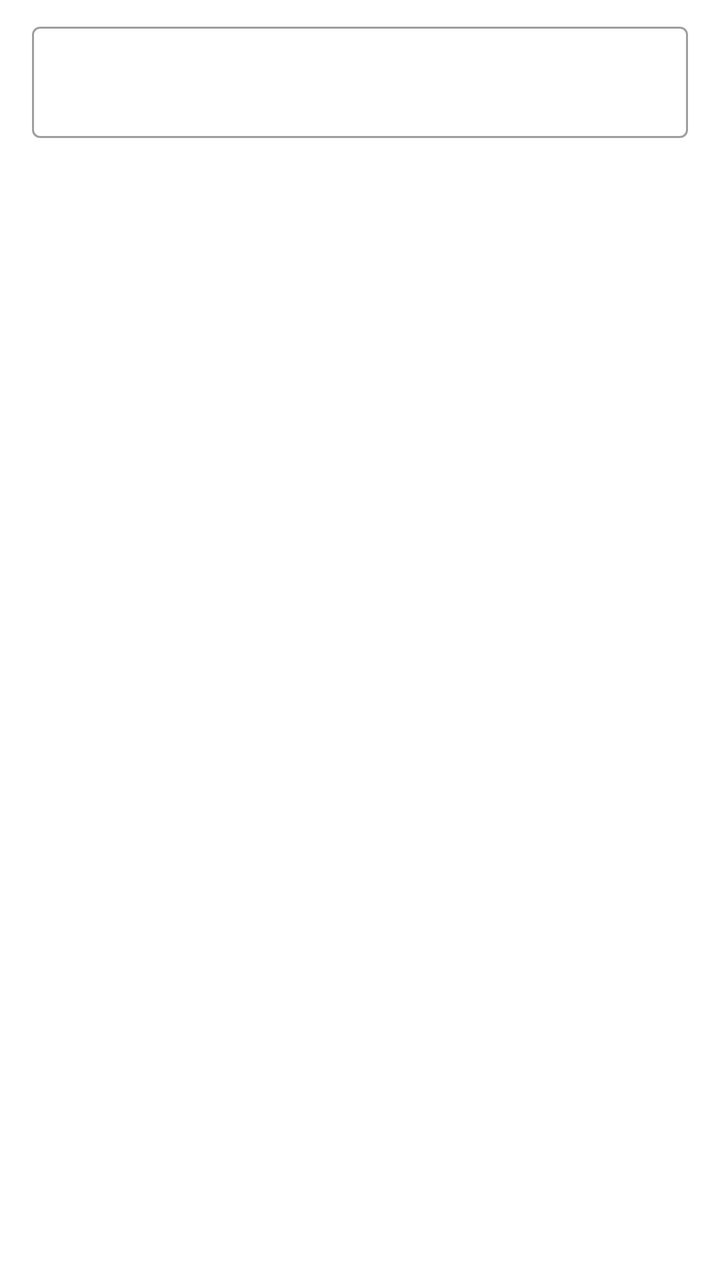
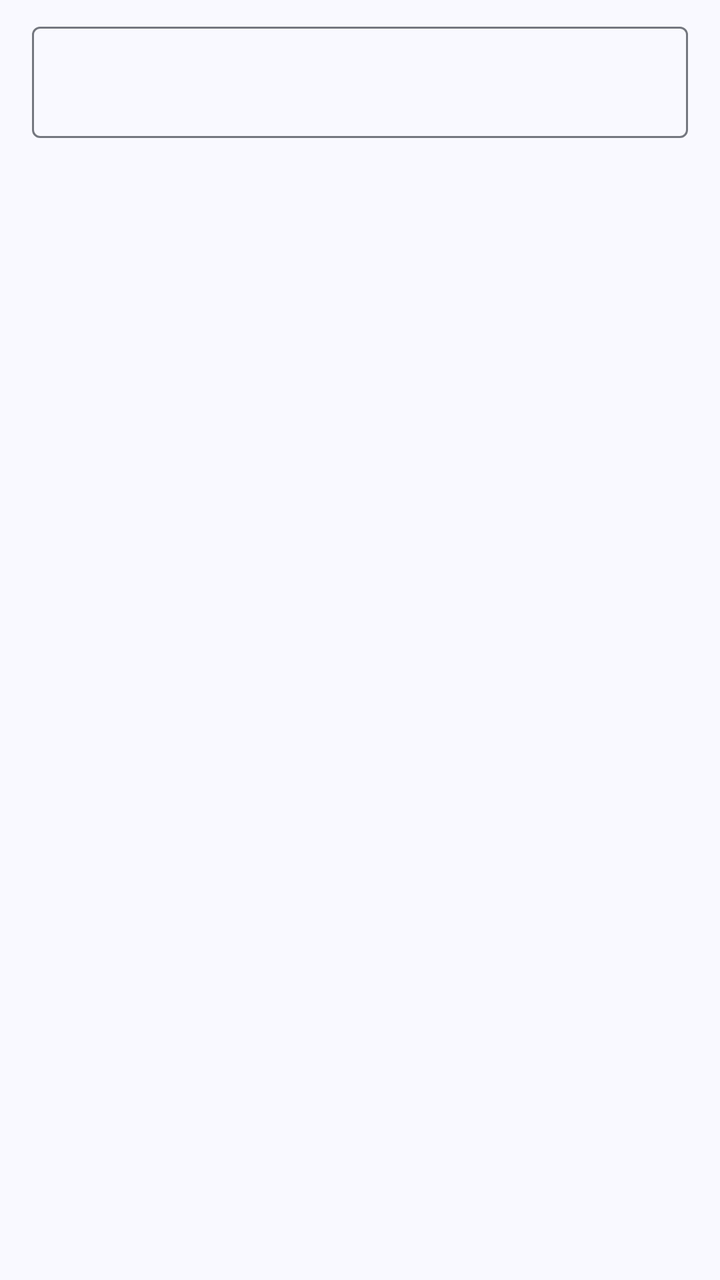

The first picture is an Android layout as it rendered before a commit; the second is the same layout after the commit. The layout source and the unified diff follow.
<!-- AndroidManifest.xml: application theme AppTheme -->
<!-- res/layout/dialog_rename_file_folder.xml -->
<?xml version="1.0" encoding="utf-8"?>
<FrameLayout xmlns:android="http://schemas.android.com/apk/res/android"
    xmlns:tools="http://schemas.android.com/tools"
    android:layout_width="match_parent"
    android:layout_height="wrap_content">

    <com.google.android.material.textfield.TextInputLayout
        android:id="@+id/input_layout_name"
        style="@style/Widget.MaterialComponents.TextInputLayout.OutlinedBox"
        android:layout_width="match_parent"
        android:layout_height="wrap_content"
        android:layout_marginHorizontal="16dp"
        android:layout_marginTop="8dp">

        <com.google.android.material.textfield.TextInputEditText
            android:id="@+id/edit_name"
            android:layout_width="match_parent"
            android:layout_height="wrap_content"
            android:inputType="text"
            tools:hint="File Name" />

    </com.google.android.material.textfield.TextInputLayout>

</FrameLayout>
<!-- resources referenced by this layout -->
<resources>
  <style name="AppTheme" parent="Theme.MaterialComponents.DayNight.NoActionBar">
          <item name="colorPrimary">@color/color_primary</item>
          <item name="colorPrimaryDark">@color/color_primary_dark</item>
          <item name="colorPrimaryVariant">@color/color_primary_variant</item>
          <item name="colorOnPrimary">@color/color_on_primary</item>
  
          <item name="colorSecondary">@color/color_secondary</item>
          <item name="colorSecondaryVariant">@color/color_secondary_variant</item>
          <item name="colorOnSecondary">@color/color_on_secondary</item>
  
          <item name="windowActionModeOverlay">true</item>
          <item name="actionBarTheme">@style/AppTheme.ToolbarOverlay</item>
  
          <item name="android:textAlignment">viewStart</item>
  
          <item name="snackbarTextViewStyle">@style/AppTheme.SnackbarTextViewStyle</item>
  
          <item name="android:statusBarColor">@color/status_bar_color</item>
          <item name="android:navigationBarColor">@color/navigation_bar_color</item>
      </style>
  <color name="color_primary">#03A9F4</color>
  <color name="color_primary_dark">#007AC1</color>
  <color name="color_primary_variant">#007AC1</color>
  <color name="color_on_primary">#FFFFFF</color>
  <color name="color_secondary">#FFB300</color>
  <color name="color_secondary_variant">#C68400</color>
  <color name="color_on_secondary">#000000</color>
  <style name="AppTheme.ToolbarOverlay" parent="ThemeOverlay.MaterialComponents.Dark.ActionBar" />
  <style name="AppTheme.SnackbarTextViewStyle" parent="Widget.MaterialComponents.Snackbar.TextView">
          <item name="android:maxLines">15</item>
      </style>
  <color name="status_bar_color">@color/color_primary</color>
  <color name="navigation_bar_color">@android:color/transparent</color>
</resources>

<!-- the commit's change to res/layout/dialog_rename_file_folder.xml (unified diff, before → after) -->
@@ -6,7 +6,7 @@
 
     <com.google.android.material.textfield.TextInputLayout
         android:id="@+id/input_layout_name"
-        style="@style/Widget.MaterialComponents.TextInputLayout.OutlinedBox"
+        style="@style/Widget.Material3.TextInputLayout.OutlinedBox"
         android:layout_width="match_parent"
         android:layout_height="wrap_content"
         android:layout_marginHorizontal="16dp"
<!-- resource entries referenced after the edit -->
@@ -1,37 +1,106 @@
 <!-- resources referenced by this layout -->
 <resources>
-  <style name="AppTheme" parent="Theme.MaterialComponents.DayNight.NoActionBar">
-          <item name="colorPrimary">@color/color_primary</item>
-          <item name="colorPrimaryDark">@color/color_primary_dark</item>
-          <item name="colorPrimaryVariant">@color/color_primary_variant</item>
-          <item name="colorOnPrimary">@color/color_on_primary</item>
+  <style name="AppTheme" parent="Theme.Material3.DayNight.NoActionBar">
+          <item name="colorPrimary">@color/md_theme_primary</item>
+          <item name="colorOnPrimary">@color/md_theme_onPrimary</item>
+          <item name="colorPrimaryContainer">@color/md_theme_primaryContainer</item>
+          <item name="colorOnPrimaryContainer">@color/md_theme_onPrimaryContainer</item>
+          <item name="colorSecondary">@color/md_theme_secondary</item>
+          <item name="colorOnSecondary">@color/md_theme_onSecondary</item>
+          <item name="colorSecondaryContainer">@color/md_theme_secondaryContainer</item>
+          <item name="colorOnSecondaryContainer">@color/md_theme_onSecondaryContainer</item>
+          <item name="colorTertiary">@color/md_theme_tertiary</item>
+          <item name="colorOnTertiary">@color/md_theme_onTertiary</item>
+          <item name="colorTertiaryContainer">@color/md_theme_tertiaryContainer</item>
+          <item name="colorOnTertiaryContainer">@color/md_theme_onTertiaryContainer</item>
+          <item name="colorError">@color/md_theme_error</item>
+          <item name="colorOnError">@color/md_theme_onError</item>
+          <item name="colorErrorContainer">@color/md_theme_errorContainer</item>
+          <item name="colorOnErrorContainer">@color/md_theme_onErrorContainer</item>
+          <item name="android:colorBackground">@color/md_theme_background</item>
+          <item name="colorOnBackground">@color/md_theme_onBackground</item>
+          <item name="colorSurface">@color/md_theme_surface</item>
+          <item name="colorOnSurface">@color/md_theme_onSurface</item>
+          <item name="colorSurfaceVariant">@color/md_theme_surfaceVariant</item>
+          <item name="colorOnSurfaceVariant">@color/md_theme_onSurfaceVariant</item>
+          <item name="colorOutline">@color/md_theme_outline</item>
+          <item name="colorOutlineVariant">@color/md_theme_outlineVariant</item>
+          <item name="colorSurfaceInverse">@color/md_theme_inverseSurface</item>
+          <item name="colorOnSurfaceInverse">@color/md_theme_inverseOnSurface</item>
+          <item name="colorPrimaryInverse">@color/md_theme_inversePrimary</item>
+          <item name="colorPrimaryFixed">@color/md_theme_primaryFixed</item>
+          <item name="colorOnPrimaryFixed">@color/md_theme_onPrimaryFixed</item>
+          <item name="colorPrimaryFixedDim">@color/md_theme_primaryFixedDim</item>
+          <item name="colorOnPrimaryFixedVariant">@color/md_theme_onPrimaryFixedVariant</item>
+          <item name="colorSecondaryFixed">@color/md_theme_secondaryFixed</item>
+          <item name="colorOnSecondaryFixed">@color/md_theme_onSecondaryFixed</item>
+          <item name="colorSecondaryFixedDim">@color/md_theme_secondaryFixedDim</item>
+          <item name="colorOnSecondaryFixedVariant">@color/md_theme_onSecondaryFixedVariant</item>
+          <item name="colorTertiaryFixed">@color/md_theme_tertiaryFixed</item>
+          <item name="colorOnTertiaryFixed">@color/md_theme_onTertiaryFixed</item>
+          <item name="colorTertiaryFixedDim">@color/md_theme_tertiaryFixedDim</item>
+          <item name="colorOnTertiaryFixedVariant">@color/md_theme_onTertiaryFixedVariant</item>
+          <item name="colorSurfaceDim">@color/md_theme_surfaceDim</item>
+          <item name="colorSurfaceBright">@color/md_theme_surfaceBright</item>
+          <item name="colorSurfaceContainerLowest">@color/md_theme_surfaceContainerLowest</item>
+          <item name="colorSurfaceContainerLow">@color/md_theme_surfaceContainerLow</item>
+          <item name="colorSurfaceContainer">@color/md_theme_surfaceContainer</item>
+          <item name="colorSurfaceContainerHigh">@color/md_theme_surfaceContainerHigh</item>
+          <item name="colorSurfaceContainerHighest">@color/md_theme_surfaceContainerHighest</item>
   
-          <item name="colorSecondary">@color/color_secondary</item>
-          <item name="colorSecondaryVariant">@color/color_secondary_variant</item>
-          <item name="colorOnSecondary">@color/color_on_secondary</item>
+          <item name="materialCardViewStyle">@style/Widget.Material3.CardView.Elevated</item>
+          <item name="snackbarTextViewStyle">@style/AppTheme.SnackbarTextViewStyle</item>
   
           <item name="windowActionModeOverlay">true</item>
-          <item name="actionBarTheme">@style/AppTheme.ToolbarOverlay</item>
-  
-          <item name="android:textAlignment">viewStart</item>
-  
-          <item name="snackbarTextViewStyle">@style/AppTheme.SnackbarTextViewStyle</item>
-  
-          <item name="android:statusBarColor">@color/status_bar_color</item>
-          <item name="android:navigationBarColor">@color/navigation_bar_color</item>
       </style>
-  <color name="color_primary">#03A9F4</color>
-  <color name="color_primary_dark">#007AC1</color>
-  <color name="color_primary_variant">#007AC1</color>
-  <color name="color_on_primary">#FFFFFF</color>
-  <color name="color_secondary">#FFB300</color>
-  <color name="color_secondary_variant">#C68400</color>
-  <color name="color_on_secondary">#000000</color>
-  <style name="AppTheme.ToolbarOverlay" parent="ThemeOverlay.MaterialComponents.Dark.ActionBar" />
-  <style name="AppTheme.SnackbarTextViewStyle" parent="Widget.MaterialComponents.Snackbar.TextView">
+  <color name="md_theme_primary">#415F91</color>
+  <color name="md_theme_onPrimary">#FFFFFF</color>
+  <color name="md_theme_primaryContainer">#D6E3FF</color>
+  <color name="md_theme_onPrimaryContainer">#001B3E</color>
+  <color name="md_theme_secondary">#565F71</color>
+  <color name="md_theme_onSecondary">#FFFFFF</color>
+  <color name="md_theme_secondaryContainer">#DAE2F9</color>
+  <color name="md_theme_onSecondaryContainer">#131C2B</color>
+  <color name="md_theme_tertiary">#705575</color>
+  <color name="md_theme_onTertiary">#FFFFFF</color>
+  <color name="md_theme_tertiaryContainer">#FAD8FD</color>
+  <color name="md_theme_onTertiaryContainer">#28132E</color>
+  <color name="md_theme_error">#BA1A1A</color>
+  <color name="md_theme_onError">#FFFFFF</color>
+  <color name="md_theme_errorContainer">#FFDAD6</color>
+  <color name="md_theme_onErrorContainer">#410002</color>
+  <color name="md_theme_background">#F9F9FF</color>
+  <color name="md_theme_onBackground">#191C20</color>
+  <color name="md_theme_surface">#F9F9FF</color>
+  <color name="md_theme_onSurface">#191C20</color>
+  <color name="md_theme_surfaceVariant">#E0E2EC</color>
+  <color name="md_theme_onSurfaceVariant">#44474E</color>
+  <color name="md_theme_outline">#74777F</color>
+  <color name="md_theme_outlineVariant">#C4C6D0</color>
+  <color name="md_theme_inverseSurface">#2E3036</color>
+  <color name="md_theme_inverseOnSurface">#F0F0F7</color>
+  <color name="md_theme_inversePrimary">#AAC7FF</color>
+  <color name="md_theme_primaryFixed">#D6E3FF</color>
+  <color name="md_theme_onPrimaryFixed">#001B3E</color>
+  <color name="md_theme_primaryFixedDim">#AAC7FF</color>
+  <color name="md_theme_onPrimaryFixedVariant">#284777</color>
+  <color name="md_theme_secondaryFixed">#DAE2F9</color>
+  <color name="md_theme_onSecondaryFixed">#131C2B</color>
+  <color name="md_theme_secondaryFixedDim">#BEC6DC</color>
+  <color name="md_theme_onSecondaryFixedVariant">#3E4759</color>
+  <color name="md_theme_tertiaryFixed">#FAD8FD</color>
+  <color name="md_theme_onTertiaryFixed">#28132E</color>
+  <color name="md_theme_tertiaryFixedDim">#DDBCE0</color>
+  <color name="md_theme_onTertiaryFixedVariant">#573E5C</color>
+  <color name="md_theme_surfaceDim">#D9D9E0</color>
+  <color name="md_theme_surfaceBright">#F9F9FF</color>
+  <color name="md_theme_surfaceContainerLowest">#FFFFFF</color>
+  <color name="md_theme_surfaceContainerLow">#F3F3FA</color>
+  <color name="md_theme_surfaceContainer">#EDEDF4</color>
+  <color name="md_theme_surfaceContainerHigh">#E7E8EE</color>
+  <color name="md_theme_surfaceContainerHighest">#E2E2E9</color>
+  <style name="AppTheme.SnackbarTextViewStyle" parent="Widget.Material3.Snackbar.TextView">
           <item name="android:maxLines">15</item>
       </style>
-  <color name="status_bar_color">@color/color_primary</color>
-  <color name="navigation_bar_color">@android:color/transparent</color>
 </resources>
 
